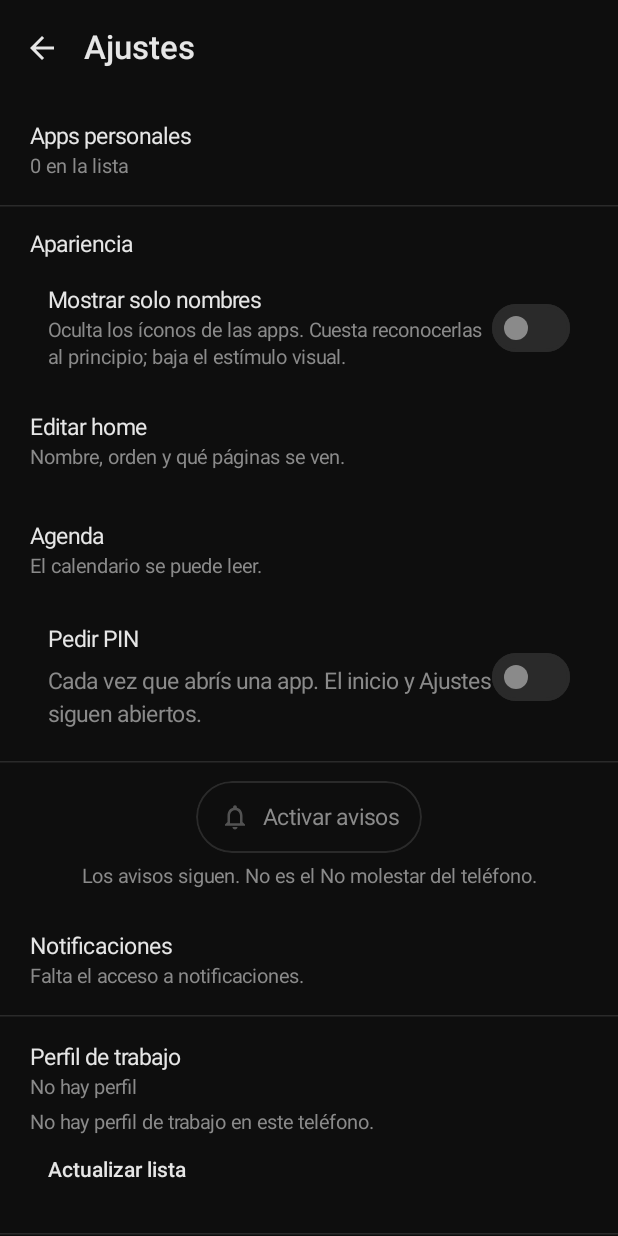
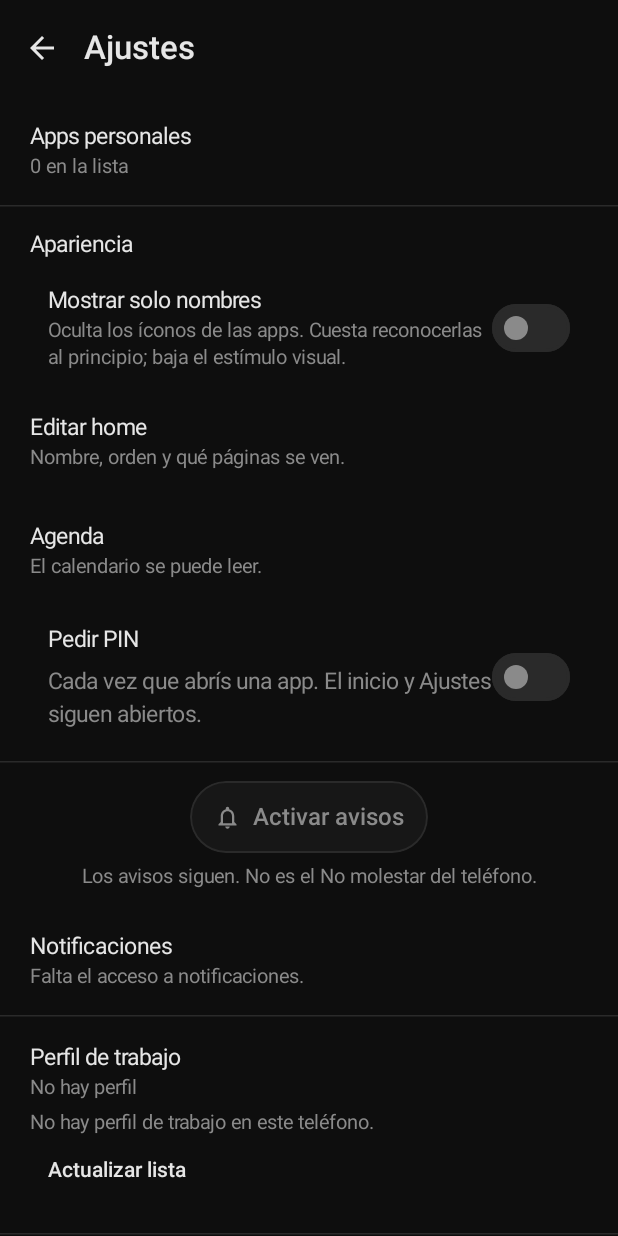
Before and after one commit to aguragazzini/focus, an Android app built with Jetpack Compose: the SettingsActivity screen opened directly, with no data from a screen before it, on a phone screen of 412 x 824 dp. Run offline under Robolectric (Android 15) with nearby library versions, the phone set to English and light mode, and no system bars; pictures from the network do not load.

Commit message:
Match the two-state pill to the locked look and TalkBack.
Avisos stays an outline on ink. Foco is a struck bell on an 11% Paper fill with a 1.5dp Paper border. TalkBack names the control Avisos and hints the next tap. A multi-page home keeps that pill off Reloj.

Co-authored-by: aguragazzini <aguragazzini@users.noreply.github.com>

```diff
--- a/app/src/main/java/com/foco/launcher/core/LauncherActivity.kt
+++ b/app/src/main/java/com/foco/launcher/core/LauncherActivity.kt
@@ -117,6 +117,7 @@ class LauncherActivity : ComponentActivity() {
                         LaunchController.openHomePicker(this@LauncherActivity)
                     },
                     onOpenAvisos = {
+                        vm.armSilenceOnConnect()
                         val dest = if (vm.state.value.nlsAttention == NlsRecovery.Attention.Disconnected) {
                             SettingsActivity.DEST_AVISOS
                         } else {
--- a/app/src/main/java/com/foco/launcher/core/SilenceControl.kt
+++ b/app/src/main/java/com/foco/launcher/core/SilenceControl.kt
@@ -4,6 +4,8 @@ import android.view.HapticFeedbackConstants
 import androidx.compose.foundation.background
 import androidx.compose.foundation.border
 import androidx.compose.foundation.clickable
+import androidx.compose.foundation.interaction.MutableInteractionSource
+import androidx.compose.foundation.interaction.collectIsPressedAsState
 import androidx.compose.foundation.layout.Arrangement
 import androidx.compose.foundation.layout.Box
 import androidx.compose.foundation.layout.Row
@@ -11,18 +13,20 @@ import androidx.compose.foundation.layout.fillMaxWidth
 import androidx.compose.foundation.layout.height
 import androidx.compose.foundation.layout.padding
 import androidx.compose.foundation.layout.size
+import androidx.compose.foundation.layout.width
 import androidx.compose.foundation.shape.RoundedCornerShape
 import androidx.compose.material.icons.Icons
-import androidx.compose.material.icons.filled.Notifications
 import androidx.compose.material.icons.outlined.Notifications
 import androidx.compose.material3.Icon
-import androidx.compose.material3.MaterialTheme
 import androidx.compose.material3.Text
 import androidx.compose.runtime.Composable
+import androidx.compose.runtime.getValue
+import androidx.compose.runtime.remember
 import androidx.compose.ui.Alignment
 import androidx.compose.ui.Modifier
 import androidx.compose.ui.draw.clip
-import androidx.compose.ui.graphics.Color
+import androidx.compose.ui.draw.rotate
+import androidx.compose.ui.graphics.graphicsLayer
 import androidx.compose.ui.platform.LocalView
 import androidx.compose.ui.res.stringResource
 import androidx.compose.ui.semantics.Role
@@ -30,15 +34,20 @@ import androidx.compose.ui.semantics.clearAndSetSemantics
 import androidx.compose.ui.semantics.contentDescription
 import androidx.compose.ui.semantics.onClick
 import androidx.compose.ui.semantics.role
+import androidx.compose.ui.semantics.stateDescription
+import androidx.compose.ui.semantics.toggleableState
+import androidx.compose.ui.state.ToggleableState
+import androidx.compose.ui.text.font.FontWeight
 import androidx.compose.ui.text.style.TextAlign
 import androidx.compose.ui.unit.dp
+import androidx.compose.ui.unit.sp
 import com.foco.launcher.R
 import com.foco.launcher.notification.Silence
 import com.foco.launcher.notification.SilenceLevel
 
 /**
- * Off says Avisos: outline bell, hairline, no cancel.
- * On says Foco: paper fill and a filled bell, and the listener cancels everything it sees.
+ * Two states. Avisos does not cancel. Foco cancels everything the listener sees.
+ * On is a struck bell, Paper at 11%, and a 1.5dp Paper border.
  */
 @Composable
 fun SilenceControl(
@@ -57,14 +66,15 @@ fun SilenceControl(
         on -> stringResource(R.string.silence_foco)
         else -> stringResource(R.string.silence_avisos)
     }
-    val spoken = when {
-        !listenerReady -> stringResource(R.string.silence_activate)
-        on -> stringResource(R.string.silence_a11y_on)
-        else -> stringResource(R.string.silence_a11y_off)
-    }
+    val name = stringResource(R.string.silence_a11y_name)
+    val stateLabel = stringResource(if (on) R.string.silence_a11y_on else R.string.silence_a11y_off)
+    val hint = stringResource(if (on) R.string.silence_a11y_hint_off else R.string.silence_a11y_hint_on)
+    val activateLabel = stringResource(R.string.silence_activate)
     val shape = RoundedCornerShape(50)
+    val press = remember { MutableInteractionSource() }
+    val pressed by press.collectIsPressedAsState()
     val act = {
-        view.performHapticFeedback(HapticFeedbackConstants.CONTEXT_CLICK)
+        view.performHapticFeedback(HapticFeedbackConstants.CLOCK_TICK)
         if (listenerReady) onChange(Silence.toggle(level)) else onActivate()
     }
     Box(
@@ -73,35 +83,64 @@ fun SilenceControl(
     ) {
         Row(
             modifier = Modifier
+                .graphicsLayer {
+                    val scale = if (pressed) 0.98f else 1f
+                    scaleX = scale
+                    scaleY = scale
+                }
                 .height(FocoSpace.touch)
                 .clip(shape)
-                .background(if (on) FocoPaper else Color.Transparent)
+                .background(if (on) FocoPaper.copy(alpha = 0.11f) else FocoInkElevated)
                 .border(
-                    width = if (on) 2.dp else 1.dp,
+                    width = if (on) 1.5.dp else 1.dp,
                     color = if (on) FocoPaper else FocoLine,
                     shape = shape,
                 )
-                .clickable(onClick = act)
+                .clickable(
+                    interactionSource = press,
+                    indication = null,
+                    onClick = act,
+                )
                 .clearAndSetSemantics {
-                    role = Role.Button
-                    contentDescription = spoken
-                    onClick { act(); true }
+                    if (listenerReady) {
+                        role = Role.Switch
+                        contentDescription = name
+                        stateDescription = stateLabel
+                        toggleableState = if (on) ToggleableState.On else ToggleableState.Off
+                        onClick(label = hint) { act(); true }
+                    } else {
+                        role = Role.Button
+                        contentDescription = activateLabel
+                        onClick { act(); true }
+                    }
                 }
                 .padding(horizontal = FocoSpace.gapLg),
             verticalAlignment = Alignment.CenterVertically,
             horizontalArrangement = Arrangement.spacedBy(8.dp),
         ) {
-            Icon(
-                imageVector = if (on) Icons.Filled.Notifications else Icons.Outlined.Notifications,
-                contentDescription = null,
-                modifier = Modifier.size(20.dp),
-                tint = if (on) FocoInk else FocoPaperDim.copy(alpha = 0.55f),
-            )
+            Box(contentAlignment = Alignment.Center) {
+                Icon(
+                    imageVector = Icons.Outlined.Notifications,
+                    contentDescription = null,
+                    modifier = Modifier.size(18.dp),
+                    tint = if (on) FocoPaper else FocoPaperDim,
+                )
+                if (on) {
+                    Box(
+                        Modifier
+                            .width(16.dp)
+                            .height(1.5.dp)
+                            .rotate(-42f)
+                            .background(FocoPaper),
+                    )
+                }
+            }
             Text(
                 text = visible,
-                color = if (on) FocoInk else FocoPaperDim,
+                color = if (on) FocoPaper else FocoPaperDim,
                 textAlign = TextAlign.Center,
-                style = MaterialTheme.typography.bodyLarge,
+                fontSize = 16.sp,
+                fontWeight = FontWeight.Medium,
             )
         }
     }
--- a/app/src/main/java/com/foco/launcher/settings/SettingsActivity.kt
+++ b/app/src/main/java/com/foco/launcher/settings/SettingsActivity.kt
@@ -61,6 +61,7 @@ class SettingsActivity : ComponentActivity() {
                     onToggleFilter = vm::requestEnableFilter,
                     onOpenNlsSettings = {
                         vm.markNlsSettingsOpened()
+                        if (!NlsStatus.isGranted(this)) vm.armSilenceOnConnect()
                         if (!NlsStatus.openListenerSettings(this)) vm.showNlsOpenFailed()
                     },
                     onOpenAppInfo = {
--- a/app/src/main/res/values/strings.xml
+++ b/app/src/main/res/values/strings.xml
@@ -111,9 +111,12 @@
     <string name="silence_foco">Foco</string>
     <string name="silence_all">Todo en pausa</string>
     <string name="silence_activate">Activar avisos</string>
-    <string name="silence_a11y_off">Modo de avisos, Avisos</string>
-    <string name="silence_a11y_on">Modo de avisos, Foco</string>
-    <string name="silence_fail">No se pudo cambiar el modo.</string>
+    <string name="silence_a11y_name">Avisos</string>
+    <string name="silence_a11y_off">desactivado</string>
+    <string name="silence_a11y_on">activado</string>
+    <string name="silence_a11y_hint_on">tocá para activar Foco</string>
+    <string name="silence_a11y_hint_off">tocá para dejar pasar avisos</string>
+    <string name="silence_fail">No se pudo activar Foco</string>
     <string name="silence_sub">Los avisos siguen. No es el No molestar del teléfono.</string>
     <string name="santo_line">Santo: %1$s</string>
     <string name="phone_pause">Pausar teléfono</string>
```
Also changed, not shown: app/src/main/java/com/foco/launcher/core/HomeScreen.kt (+28 -2 lines), app/src/main/java/com/foco/launcher/core/HomeViewModel.kt (+6 -1 lines), app/src/main/java/com/foco/launcher/settings/SettingsViewModel.kt (+10 -5 lines), 2 other files.
